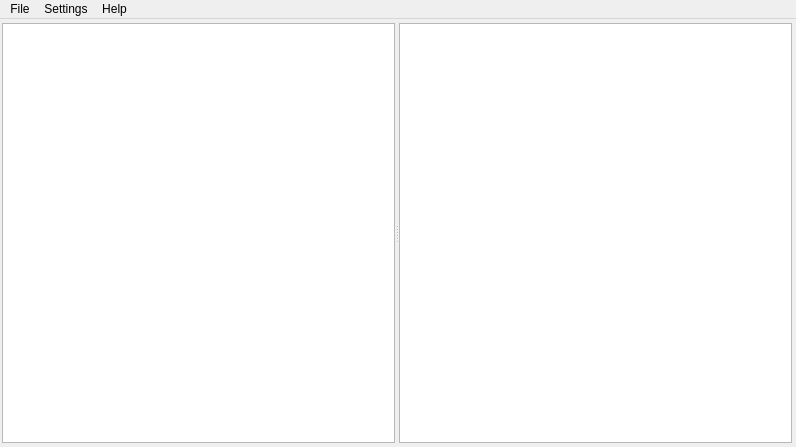
First picture: the form in data/ui/whch.ui, repository Patriciasc/WHCH, before the edit.
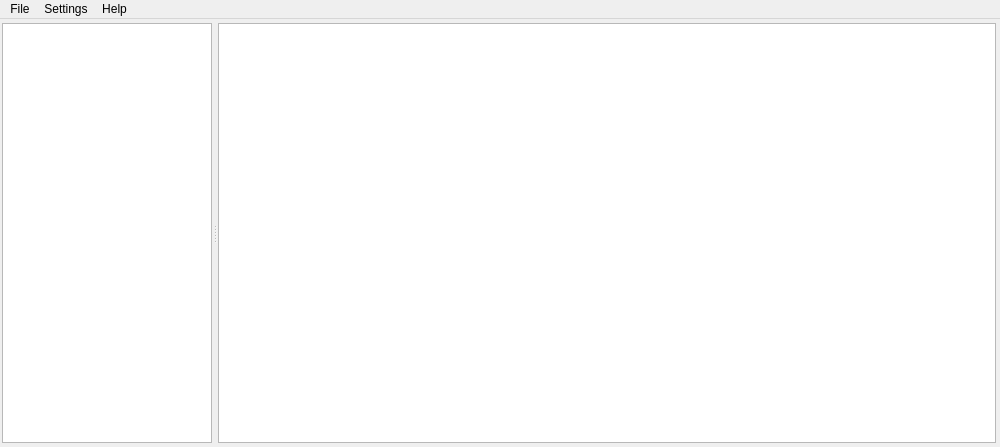
Second picture: the form after the edit. The open tabs and pages were chosen to show the change. Icons and pictures are not drawn.

```diff
--- a/data/ui/whch.ui
+++ b/data/ui/whch.ui
@@ -9,10 +9,16 @@
    <rect>
     <x>0</x>
     <y>0</y>
-    <width>796</width>
+    <width>1000</width>
     <height>447</height>
    </rect>
   </property>
+  <property name="maximumSize">
+   <size>
+    <width>16777215</width>
+    <height>16777215</height>
+   </size>
+  </property>
   <property name="focusPolicy">
    <enum>Qt::TabFocus</enum>
   </property>
@@ -239,7 +245,20 @@
              <property name="orientation">
               <enum>Qt::Horizontal</enum>
              </property>
-             <widget class="QTreeView" name="treeView"/>
+             <property name="handleWidth">
+              <number>6</number>
+             </property>
+             <property name="childrenCollapsible">
+              <bool>true</bool>
+             </property>
+             <widget class="QTreeView" name="treeView">
+              <property name="maximumSize">
+               <size>
+                <width>210</width>
+                <height>16777215</height>
+               </size>
+              </property>
+             </widget>
              <widget class="QTableView" name="tableView_2">
               <property name="alternatingRowColors">
                <bool>true</bool>
@@ -267,7 +286,7 @@
     <rect>
      <x>0</x>
      <y>0</y>
-     <width>796</width>
+     <width>1000</width>
      <height>25</height>
     </rect>
    </property>
```
